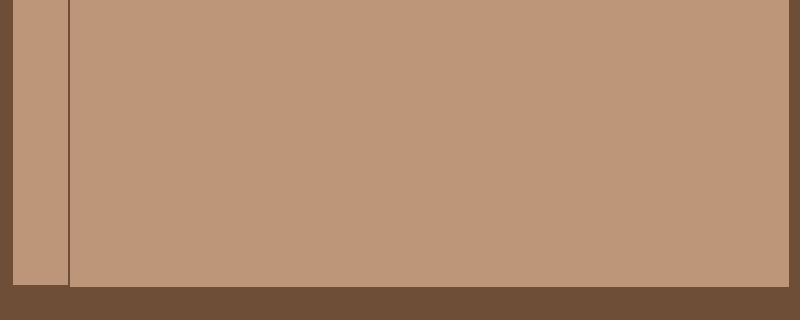
This is main.ui in BrokenRake/CoffeeTable as Qt 5 draws it before an edit; both pictures show x 0 to 800 and y 280 to 600 of the 800 by 600 pixel window. The edited form follows.
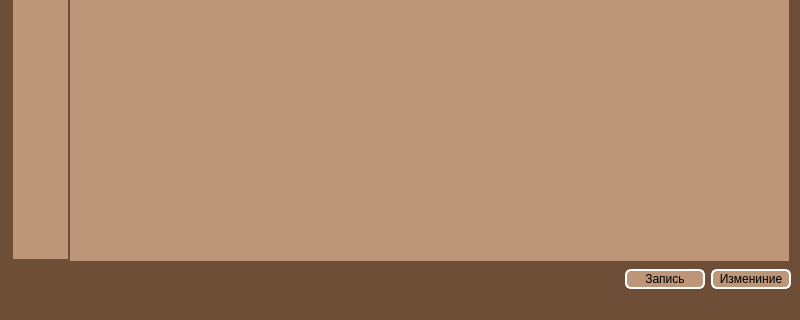
This is the edited form.

Commit message: Новый ui, доработать

Diff of the .ui file:
```diff
--- a/main.ui
+++ b/main.ui
@@ -75,6 +75,61 @@
       </column>
      </widget>
     </item>
+    <item>
+     <layout class="QHBoxLayout" name="horizontalLayout">
+      <item>
+       <spacer name="horizontalSpacer">
+        <property name="orientation">
+         <enum>Qt::Horizontal</enum>
+        </property>
+        <property name="sizeHint" stdset="0">
+         <size>
+          <width>40</width>
+          <height>20</height>
+         </size>
+        </property>
+       </spacer>
+      </item>
+      <item>
+       <widget class="QPushButton" name="pushButton_2">
+        <property name="minimumSize">
+         <size>
+          <width>80</width>
+          <height>20</height>
+         </size>
+        </property>
+        <property name="styleSheet">
+         <string notr="true">background-color:rgb(189, 149, 121); color: rgb(0, 0, 0);
+ border: 2px solid rgb(255, 255, 255);
+    border-radius: 6px;
+</string>
+        </property>
+        <property name="text">
+         <string>Запись</string>
+        </property>
+       </widget>
+      </item>
+      <item>
+       <widget class="QPushButton" name="pushButton">
+        <property name="minimumSize">
+         <size>
+          <width>80</width>
+          <height>20</height>
+         </size>
+        </property>
+        <property name="styleSheet">
+         <string notr="true">background-color:rgb(189, 149, 121); color: rgb(0, 0, 0);
+ border: 2px solid rgb(255, 255, 255);
+    border-radius: 6px;
+</string>
+        </property>
+        <property name="text">
+         <string>Измениние</string>
+        </property>
+       </widget>
+      </item>
+     </layout>
+    </item>
    </layout>
   </widget>
   <widget class="QMenuBar" name="menubar">
```
The commit also changes 1 other file.
